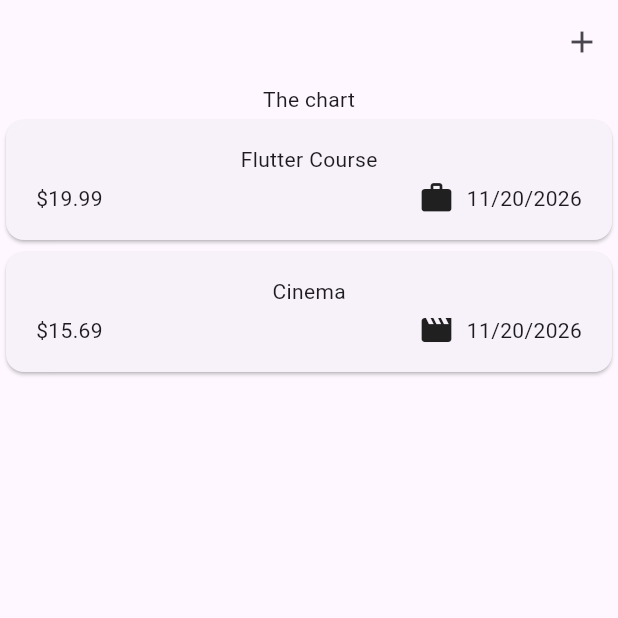
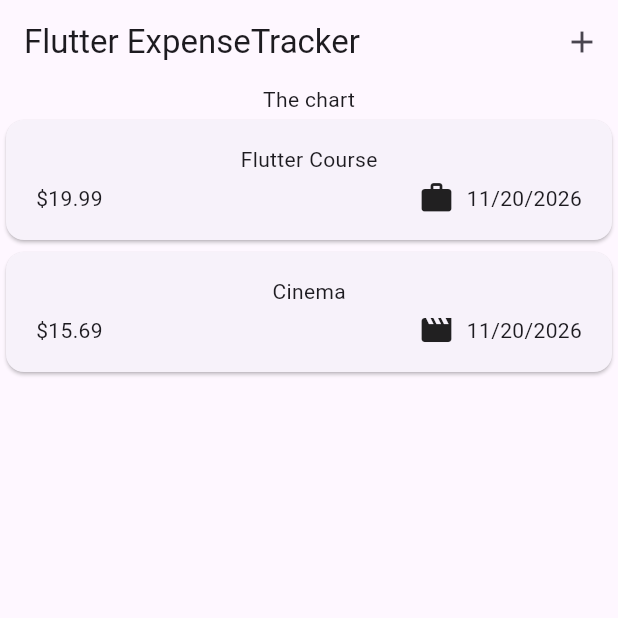
Before and after one commit to Ash-nep/expense_tracker, a Flutter app: the screen it shows after launch, on a phone screen of 412 x 824 dp, the top half of it. Run offline on Flutter 3.47's test engine with Material 3 defaults, Android fonts, the phone set to English and light mode, and no system bars.

Commit message:
setting an appbar with a title and actions

```diff
--- a/lib/expenses.dart
+++ b/lib/expenses.dart
@@ -32,6 +32,7 @@ class _ExpensesState extends State<Expenses> {
   Widget build(BuildContext context) {
     return Scaffold(
       appBar:AppBar(
+        title: const Text('Flutter ExpenseTracker'),
         actions: [
           IconButton(
             onPressed: () {},
```
